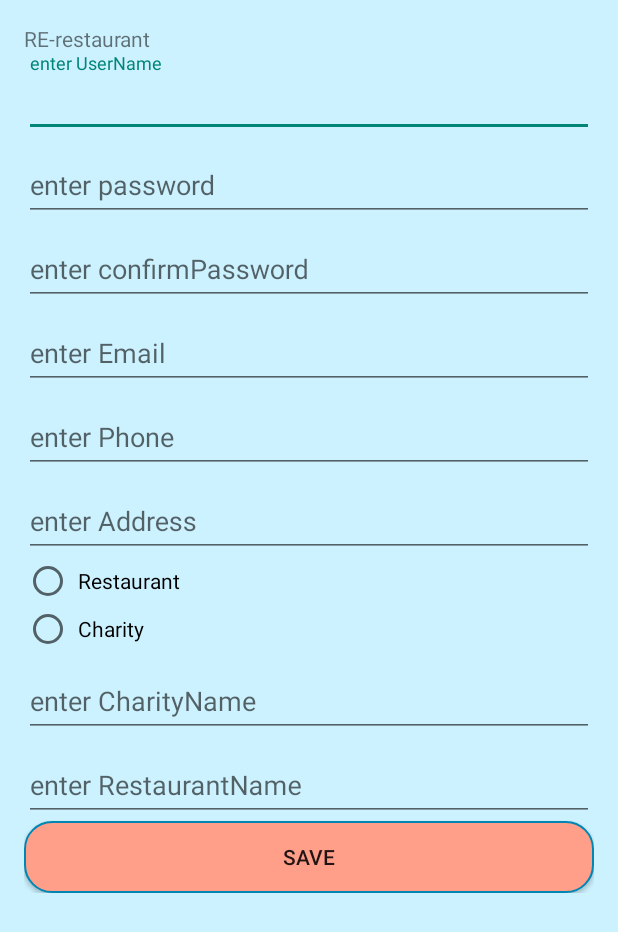
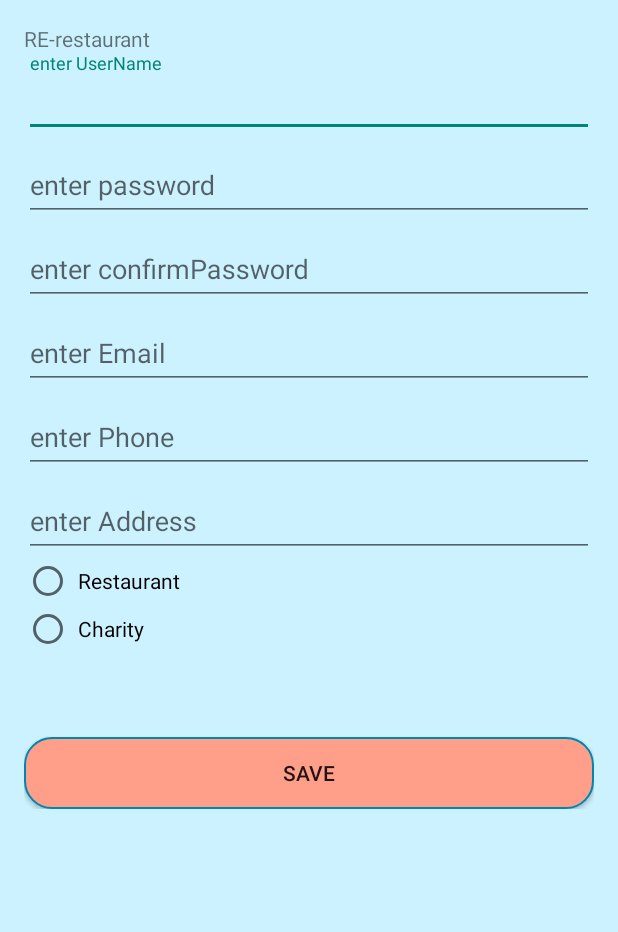
Before and after one commit to ahmedelsalamony/Graduation_nano_program_ITI, an Android app: the Registeration screen opened directly, with no data from a screen before it, on a phone screen of 412 x 824 dp. Shown: the top 932 px of the screen. Run offline under Robolectric (Android 15) with nearby library versions, the phone set to English and light mode, and no system bars.

Commit message:
new Update of Register Activity  y regala

```diff
--- a/app/src/main/java/com/example/itimobiletrack/graduation_nano_program_iti/MainActivity.java
+++ b/app/src/main/java/com/example/itimobiletrack/graduation_nano_program_iti/MainActivity.java
@@ -13,7 +13,7 @@ public class MainActivity extends AppCompatActivity {
     protected void onCreate(Bundle savedInstanceState) {
         super.onCreate(savedInstanceState);
         setContentView(R.layout.activity_main);
-        Toast.makeText(this, "ok", Toast.LENGTH_SHORT).show();
+
 
 
 
--- a/app/src/main/java/com/example/itimobiletrack/graduation_nano_program_iti/Registeration.java
+++ b/app/src/main/java/com/example/itimobiletrack/graduation_nano_program_iti/Registeration.java
@@ -3,10 +3,14 @@ package com.example.itimobiletrack.graduation_nano_program_iti;
 import android.support.design.widget.TextInputLayout;
 import android.support.v7.app.AppCompatActivity;
 import android.os.Bundle;
+import android.view.MotionEvent;
 import android.view.View;
 import android.widget.EditText;
 import android.widget.RadioButton;
 import android.widget.TextView;
+import android.widget.Toast;
+
+import static android.support.design.R.styleable.TextInputLayout;
 
 public class Registeration extends AppCompatActivity {
 
@@ -14,6 +18,7 @@ public class Registeration extends AppCompatActivity {
     EditText edtUserName,edtPassword,edtConfirmPassword,edtEmail,edtPhone,edtAddress,edtCharity,edtRestaurant;
     RadioButton rdCharity,rdRestaurant;
     TextInputLayout layCharity,layRestaurant;
+
 
     @Override
     protected void onCreate(Bundle savedInstanceState) {
@@ -27,26 +32,51 @@ public class Registeration extends AppCompatActivity {
         edtPhone=(EditText)findViewById(R.id.xPhone);
         edtAddress=(EditText)findViewById(R.id.xAddress);
         edtCharity=(EditText)findViewById(R.id.xCharityName);
-        edtRestaurant=(EditText)findViewById(R.id.xRestuarantName);
+//        edtRestaurant=(EditText)findViewById(R.id.xRestuarantName);
         rdCharity=(RadioButton)findViewById(R.id.xrdCharity);
         rdRestaurant=(RadioButton)findViewById(R.id.xrdRestaurant);
         layCharity=(TextInputLayout)findViewById(R.id.input_layout_CharityName);
-        layRestaurant=(TextInputLayout)findViewById(R.id.input_layout_RestuarantName);
-        edtRestaurant.setVisibility(View.INVISIBLE);
+//        layRestaurant=(TextInputLayout)findViewById(R.id.input_layout_RestuarantName);
+
+
+        // Invisible For 2 EditText
+      //  layRestaurant.setVisibility(View.INVISIBLE);
+        //edtRestaurant.setVisibility(View.INVISIBLE);
+
+        layCharity.setVisibility(View.INVISIBLE);
         edtCharity.setVisibility(View.INVISIBLE);
 
-        if (rdCharity.isChecked()) {
-            edtCharity.setVisibility(View.VISIBLE);
-        } else if (!rdCharity.isChecked()){
-            edtRestaurant.setVisibility(View.VISIBLE);
-            edtCharity.setVisibility(View.VISIBLE);
-        }else if (rdRestaurant.isChecked()){
-            edtCharity.setVisibility(View.GONE);
-            edtRestaurant.setVisibility(View.VISIBLE);
-        }else if (!rdRestaurant.isChecked()){
-            edtRestaurant.setVisibility(View.VISIBLE);
-            edtCharity.setVisibility(View.VISIBLE);
+
+
+           rdCharity.setOnTouchListener(new View.OnTouchListener() {
+               @Override
+               public boolean onTouch(View view, MotionEvent motionEvent) {
+
+                   layCharity.setVisibility(View.VISIBLE);
+                   edtCharity.setVisibility(View.VISIBLE);
+                   edtCharity.setHint("Charity name");
+
+
+                   return false;
+               }
+           });
+
+        rdRestaurant.setOnTouchListener(new View.OnTouchListener() {
+            @Override
+            public boolean onTouch(View view, MotionEvent motionEvent) {
+
+
+                layCharity.setVisibility(View.VISIBLE);
+                edtCharity.setVisibility(View.VISIBLE);
+                edtCharity.setHint("Restaurant name");
+
+
+
+                return false;
+            }
+        });
+
         }
 
-    }
+
 }
--- a/app/src/main/res/layout/activity_registeration.xml
+++ b/app/src/main/res/layout/activity_registeration.xml
@@ -132,30 +132,30 @@
             <android.support.design.widget.TextInputLayout
                 android:id="@+id/input_layout_CharityName"
                 android:layout_width="match_parent"
-                android:layout_height="wrap_content"
-                >
+                android:layout_height="wrap_content">
 
                 <EditText
                     android:id="@+id/xCharityName"
                     android:layout_width="match_parent"
                     android:layout_height="wrap_content"
-                    android:hint="enter CharityName" />
+                     />
+
 
             </android.support.design.widget.TextInputLayout>
 
-            <android.support.design.widget.TextInputLayout
-                android:id="@+id/input_layout_RestuarantName"
-                android:layout_width="match_parent"
-                android:layout_height="wrap_content"
-              >
+            <!--<android.support.design.widget.TextInputLayout-->
+                <!--android:id="@+id/input_layout_RestuarantName"-->
+                <!--android:layout_width="match_parent"-->
+                <!--android:layout_height="wrap_content"-->
+              <!--&gt;-->
 
-                <EditText
-                    android:id="@+id/xRestuarantName"
-                    android:layout_width="match_parent"
-                    android:layout_height="wrap_content"
-                    android:hint="enter RestaurantName" />
+                <!--<EditText-->
+                    <!--android:id="@+id/xRestuarantName"-->
+                    <!--android:layout_width="match_parent"-->
+                    <!--android:layout_height="wrap_content"-->
+                    <!--android:hint="enter RestaurantName" />-->
 
-            </android.support.design.widget.TextInputLayout>
+            <!--</android.support.design.widget.TextInputLayout>-->
 
             <Button
                 android:layout_width="match_parent"
```
